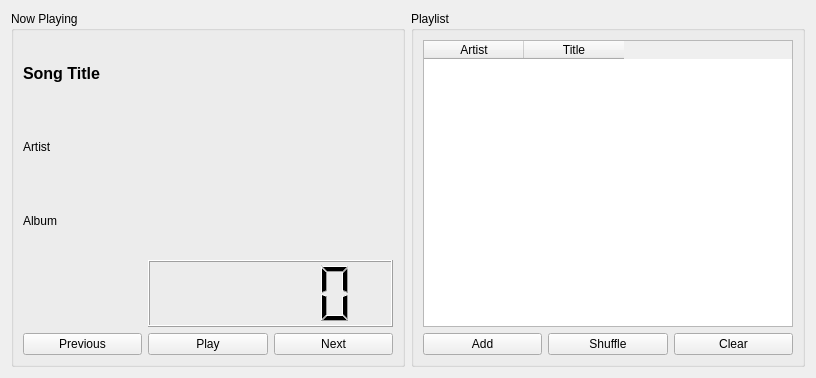
This is musicplayer.ui in aarontc/Shallow-Abyss as Qt 5 draws it before an edit. The edited form follows.
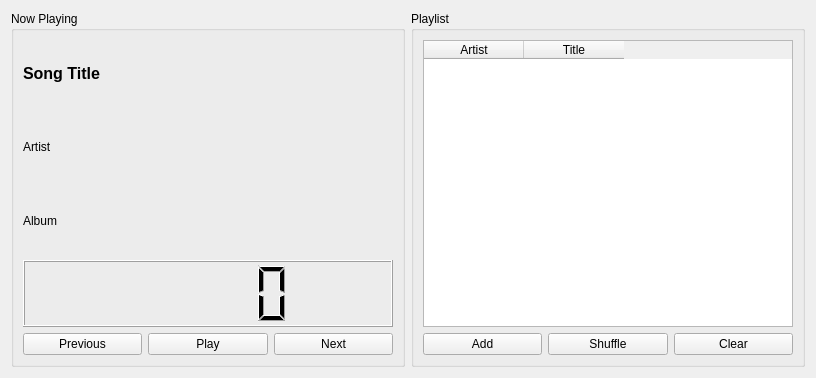
This is the edited form.

What changed in the file:
```diff
--- a/musicplayer.ui
+++ b/musicplayer.ui
@@ -45,7 +45,7 @@
         </property>
        </widget>
       </item>
-      <item row="3" column="1" colspan="2">
+      <item row="3" column="0" colspan="3">
        <widget class="QLCDNumber" name="lcdTime"/>
       </item>
       <item row="4" column="0">
```
Left out of the diff: 6 changed lines with no effect on the pictures.
